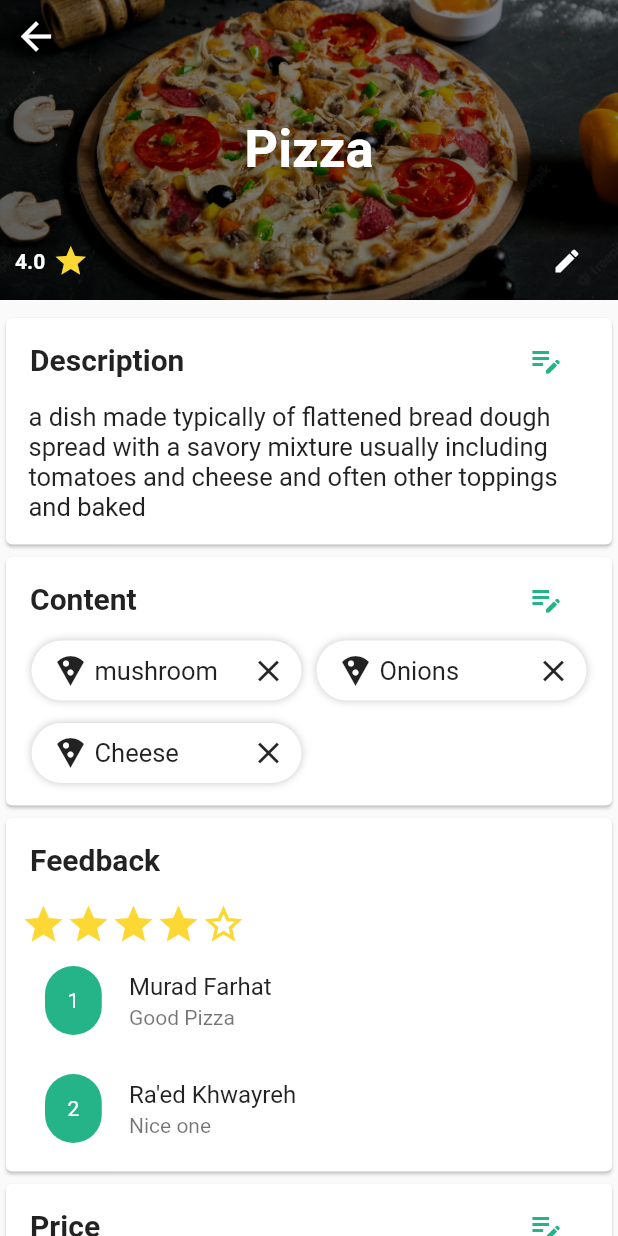
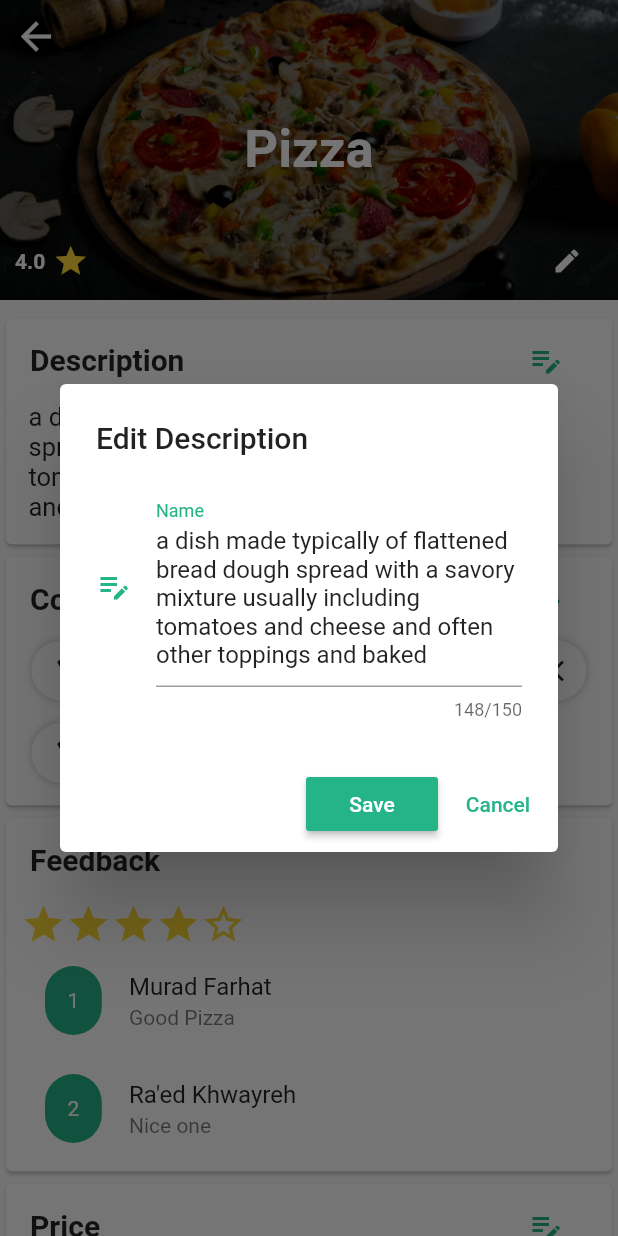
Before and after one commit to muradfarhat/Fast-And-Yummy-Project, a Flutter app: the ProductInsideStore screen opened directly, after a tap on the "edit note" icon, on a phone screen of 412 x 824 dp. Run offline on Flutter 3.47's test engine with Material 2 defaults, Android fonts, the phone set to English and light mode, and no system bars; our stand-ins replace animated_splash_screen, rive.

Commit message:
Update pages

```diff
--- a/lib/ProductInsideStore.dart
+++ b/lib/ProductInsideStore.dart
@@ -13,6 +13,7 @@ class _ProductInsideStoreState extends State<ProductInsideStore> {
 
 // variables for name & price information
   String? newName;
+  String? newDesc;
   String? newPrice;
 // variables for boolean values
   bool showPriceSave = false;
@@ -47,6 +48,9 @@ class _ProductInsideStoreState extends State<ProductInsideStore> {
     GlobalKey<FormState> formStateForName =
         new GlobalKey<FormState>(); // For Text Filed in name Info
 
+    GlobalKey<FormState> formStateForDescription =
+        new GlobalKey<FormState>(); // For Text Filed in name Info
+
     GlobalKey<ScaffoldState> scaffoldKey =
         new GlobalKey<ScaffoldState>(); // For snackBar
 
@@ -58,6 +62,20 @@ class _ProductInsideStoreState extends State<ProductInsideStore> {
         formNameData.save();
 
         product[0]["name"] = newName;
+
+        return true;
+      } else {
+        return false;
+      }
+    }
+
+    bool EditDescriptionData() {
+      var formDescData = formStateForDescription.currentState;
+
+      if (formDescData!.validate()) {
+        formDescData.save();
+
+        product[0]["description"] = newDesc;
 
         return true;
       } else {
@@ -110,7 +128,9 @@ class _ProductInsideStoreState extends State<ProductInsideStore> {
                       Navigator.pop(context);
                     },
                   ),
-                  Container(
+                  Form(
+                    key: formStateForName,
+                    child: Container(
                       margin: EdgeInsets.only(
                           left: 10, top: 150, right: 10, bottom: 10),
                       child: Row(
@@ -134,9 +154,7 @@ class _ProductInsideStoreState extends State<ProductInsideStore> {
                                 )
                               ],
                             ),
-                          Form(
-                            key: formStateForName,
-                            child: IconButton(
+                            IconButton(
                                 onPressed: () {
                                   showDialog(
                                       context: (context),
@@ -212,16 +230,18 @@ class _ProductInsideStoreState extends State<ProductInsideStore> {
                                   Icons.edit,
                                   color: Colors.white,
                                   size: 20,
-                                )),
-                          )
+                                ))
                           ]),
+                    ),
                   ),
                 ],
               ),
               /************************************ Start Description Section ********************************* */
               Card(
+                child: Form(
+                  key: formStateForDescription,
                   child: Column(children: [
-                  listTileInfo("Description"),
+                    listTileInfo("Description", 1),
                     Container(
                       margin: EdgeInsets.only(right: 15, left: 15, bottom: 15),
                       child: Text(
@@ -231,11 +251,12 @@ class _ProductInsideStoreState extends State<ProductInsideStore> {
                     )
                   ]),
                 ),
+              ),
               /************************************ End Description Section ********************************* */
               /************************************ Start Content Section ********************************* */
               Card(
                 child: Column(
-                  children: [listTileInfo("Content"), wrapFavoriteContent()],
+                  children: [listTileInfo("Content", 2), wrapFavoriteContent()],
                 ),
               ),
               /*********************************** End Content Section ********************************* */
@@ -291,7 +312,7 @@ class _ProductInsideStoreState extends State<ProductInsideStore> {
               Card(
                 child: Column(
                   children: [
-                    listTileInfo("Price"),
+                    listTileInfo("Price", 3),
                     Container(
                       margin: EdgeInsets.only(left: 10, right: 10, bottom: 10),
                       child: Row(
@@ -347,7 +368,7 @@ class _ProductInsideStoreState extends State<ProductInsideStore> {
 
   /******************************************** Start Finctions Section ********************************** */
 
-  ListTile listTileInfo(String tileTitle) {
+  ListTile listTileInfo(String tileTitle, int select) {
     return ListTile(
       title: Text(
         tileTitle,
@@ -358,9 +379,65 @@ class _ProductInsideStoreState extends State<ProductInsideStore> {
         alignment: Alignment.centerLeft,
         color: basicColor,
         icon: Icon(Icons.edit_note),
-        onPressed: () {},
+        onPressed: () {
+          if (select == 1) {
+            showEditDescription();
+          } else if (select == 2) {
+          } else if (select == 3) {}
+        },
       ),
     );
+  }
+
+  showEditDescription() {
+    return showDialog(
+        context: (context),
+        builder: (context) {
+          return AlertDialog(
+              title: Text("Edit Description"),
+              content: TextFormField(
+                autovalidateMode: AutovalidateMode.always,
+                initialValue: "${product[0]["description"]}",
+                validator: (desc) {
+                  if (desc!.length < 15) {
+                    return "Invalid input";
+                  } else {
+                    return null;
+                  }
+                },
+                onSaved: (description) {
+                  newDesc = description;
+                },
+                maxLength: 150,
+                maxLines: 5,
+                decoration: InputDecoration(
+                    icon: Icon(
+                      Icons.edit_note,
+                      color: basicColor,
+                    ),
+                    labelText: "Name",
+                    labelStyle: TextStyle(color: basicColor)),
+              ),
+              actions: [
+                MaterialButton(
+                  color: basicColor,
+                  onPressed: () {},
+                  child: Text(
+                    "Save",
+                    style: TextStyle(color: Colors.white),
+                  ),
+                ),
+                TextButton(
+                  onPressed: () {
+                    Navigator.of(context).pop();
+                  },
+                  child: Text(
+                    "Cancel",
+                    style: TextStyle(color: basicColor),
+                  ),
+                )
+              ]);
+        });
   }
 
   Wrap wrapFavoriteContent() {
--- a/lib/main.dart
+++ b/lib/main.dart
@@ -24,7 +24,7 @@ class MyApp extends StatelessWidget {
   Widget build(BuildContext context) {
     return MaterialApp(
       debugShowCheckedModeBanner: false,
-      home: UserPage(),
+      home: ProductInsideStore(),
     );
   }
 }
--- a/lib/myStore/addpage.dart
+++ b/lib/myStore/addpage.dart
@@ -1,7 +1,3 @@
-// ignore_for_file: prefer_const_constructors
-
-// ignore_for_file: prefer_const_literals_to_create_immutables
-
 import 'package:flutter/material.dart';
 
 class AddPage extends StatefulWidget {
```
Lines whose indentation alone changed are shown as unchanged.
